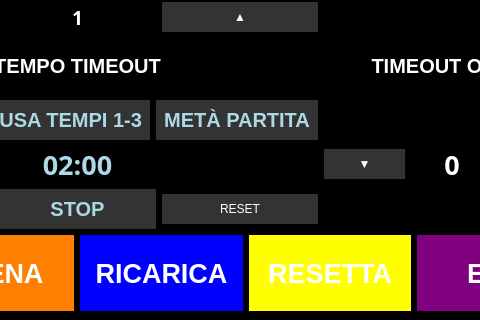
pythonpenguin/segnapunti_pallanuoto, file rasp5/gui/tabellone.ui: the form before one commit; both pictures show x 435 to 915 and y 280 to 600 of the 1024 by 600 pixel window.
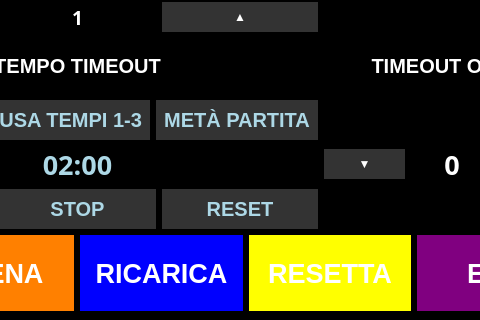
The form after the commit.

What changed in the file:
```diff
--- a/rasp5/gui/tabellone.ui
+++ b/rasp5/gui/tabellone.ui
@@ -571,9 +571,9 @@
                                                 <pointsize>15</pointsize>
                                                 <bold>true</bold>
                                             </font>
+                                        </property>
                                             <property name="styleSheet">
                                                 <string notr="true">color:lightblue;</string>
-                                            </property>
                                         </property>
                                         <property name="text">
                                             <string>RESET</string>
```
Lines whose indentation alone changed are shown as unchanged.
